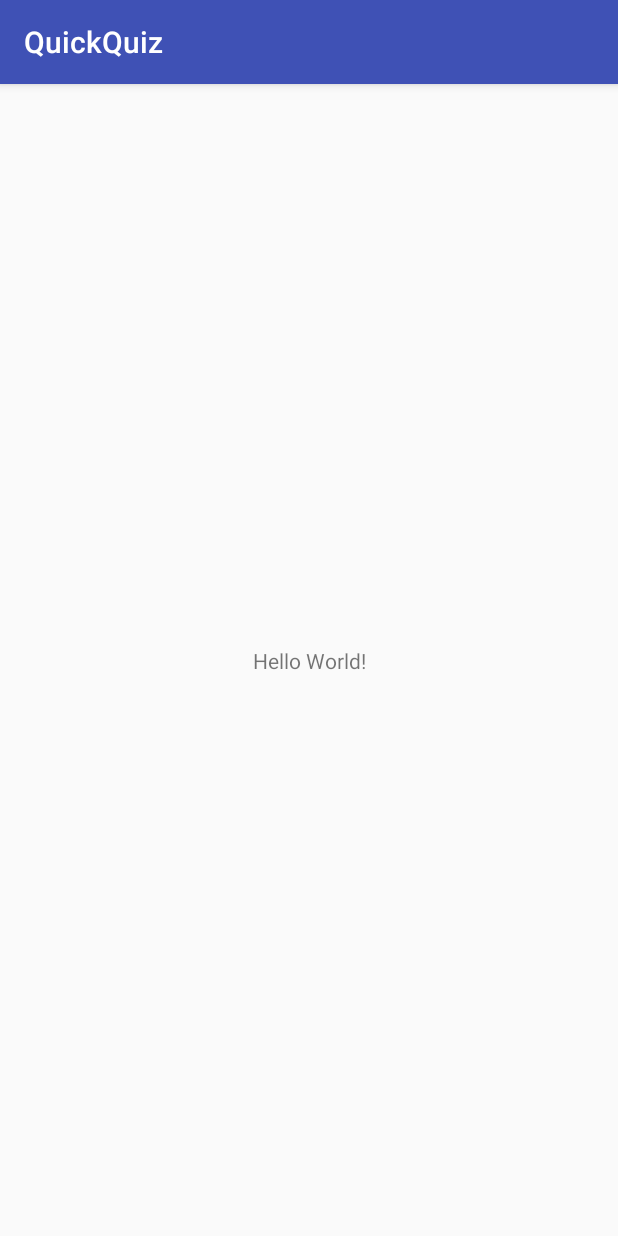
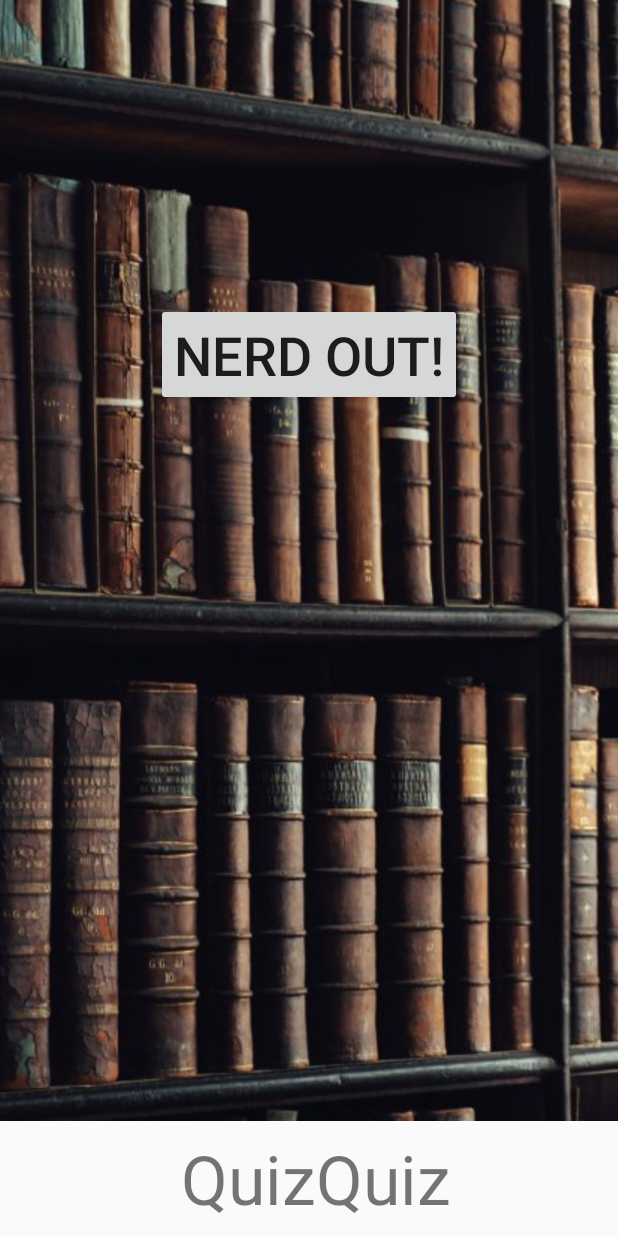
Before and after one commit to evanjohnso/QuickQuiz, an Android app: the screen it shows after launch (MainActivity), on a phone screen of 412 x 824 dp. Run offline under Robolectric (Android 15) with nearby library versions, the phone set to English and light mode, and no system bars; our stand-ins replace ButterKnife.

Commit message:
basic styling for main activity

```diff
--- a/app/src/main/AndroidManifest.xml
+++ b/app/src/main/AndroidManifest.xml
@@ -9,13 +9,16 @@
         android:roundIcon="@mipmap/ic_launcher_round"
         android:supportsRtl="true"
         android:theme="@style/AppTheme">
-        <activity android:name=".MainActivity">
+        <activity
+            android:name=".MainActivity"
+            android:theme="@style/NoActionBarTheme">
             <intent-filter>
                 <action android:name="android.intent.action.MAIN" />
 
                 <category android:name="android.intent.category.LAUNCHER" />
             </intent-filter>
         </activity>
+        <activity android:name=".SelectPathActivity"></activity>
     </application>
 
 </manifest>
--- a/app/src/main/java/com/evanrjohnso/quickquiz/MainActivity.java
+++ b/app/src/main/java/com/evanrjohnso/quickquiz/MainActivity.java
@@ -1,13 +1,33 @@
 package com.evanrjohnso.quickquiz;
 
+import android.content.Intent;
 import android.support.v7.app.AppCompatActivity;
 import android.os.Bundle;
+import android.view.View;
+import android.view.animation.Interpolator;
+import android.widget.Button;
 
-public class MainActivity extends AppCompatActivity {
+import butterknife.Bind;
+import butterknife.ButterKnife;
+
+public class MainActivity extends AppCompatActivity implements View.OnClickListener {
+    @Bind(R.id.start_button)
+    Button mStartLearningButton;
 
     @Override
     protected void onCreate(Bundle savedInstanceState) {
         super.onCreate(savedInstanceState);
         setContentView(R.layout.activity_main);
+
+        ButterKnife.bind(this);
+
+        mStartLearningButton.setOnClickListener(this);
+    }
+
+    @Override
+    public void onClick(View view) {
+        Intent intent = new Intent(MainActivity.this, SelectPathActivity.class);
+        startActivity(intent);
+
     }
 }
--- a/app/src/main/res/layout/activity_main.xml
+++ b/app/src/main/res/layout/activity_main.xml
@@ -6,13 +6,55 @@
     android:layout_height="match_parent"
     tools:context="com.evanrjohnso.quickquiz.MainActivity">
 
+    <ImageView
+        android:id="@+id/imageView"
+        android:layout_width="wrap_content"
+        android:layout_height="0dp"
+        android:layout_marginBottom="8dp"
+        android:layout_marginLeft="0dp"
+        android:layout_marginRight="0dp"
+        android:layout_marginTop="0dp"
+        android:maxHeight="42dp"
+        android:maxWidth="42dp"
+        android:scaleType="centerCrop"
+        app:layout_constraintBottom_toTopOf="@+id/textView"
+        app:layout_constraintLeft_toLeftOf="parent"
+        app:layout_constraintRight_toRightOf="parent"
+        app:layout_constraintTop_toTopOf="parent"
+        app:layout_constraintVertical_bias="0.0"
+        app:srcCompat="@drawable/background"
+        tools:layout_constraintBottom_creator="1"
+        tools:layout_constraintLeft_creator="1"
+        tools:layout_constraintTop_creator="1" />
+
     <TextView
+        android:id="@+id/textView"
         android:layout_width="wrap_content"
         android:layout_height="wrap_content"
-        android:text="Hello World!"
+        android:layout_marginBottom="8dp"
+        android:text="QuizQuiz"
+        android:textSize="45dp"
         app:layout_constraintBottom_toBottomOf="parent"
+        app:layout_constraintHorizontal_bias="0.521"
         app:layout_constraintLeft_toLeftOf="parent"
         app:layout_constraintRight_toRightOf="parent"
-        app:layout_constraintTop_toTopOf="parent" />
+        tools:layout_constraintLeft_creator="1"
+        tools:layout_constraintRight_creator="1" />
+
+    <Button
+        android:id="@+id/start_button"
+        android:layout_width="wrap_content"
+        android:layout_height="wrap_content"
+        android:layout_marginTop="202dp"
+        android:gravity="center"
+        android:text="@string/nerd_out"
+        android:textSize="36dp"
+        app:layout_constraintLeft_toLeftOf="parent"
+        app:layout_constraintRight_toRightOf="parent"
+        app:layout_constraintTop_toTopOf="parent"
+        tools:layout_constraintTop_creator="1"
+        tools:layout_constraintRight_creator="1"
+        tools:layout_constraintBottom_creator="1"
+        tools:layout_constraintLeft_creator="1" />
 
 </android.support.constraint.ConstraintLayout>
--- a/app/src/main/res/values/colors.xml
+++ b/app/src/main/res/values/colors.xml
@@ -1,6 +1,11 @@
 <?xml version="1.0" encoding="utf-8"?>
 <resources>
-    <color name="colorPrimary">#3F51B5</color>
-    <color name="colorPrimaryDark">#303F9F</color>
-    <color name="colorAccent">#FF4081</color>
+    <color name="colorPrimary">#673AB7</color>
+    <color name="colorPrimaryDark">#512DA8</color>
+    <color name="colorPrimaryLight">#D1C4E9</color>
+    <color name="colorAccent">#ff9800</color>
+    <color name="colorPrimaryText">#212121</color>
+    <color name="colorSecondaryText">#757575</color>
+    <color name="colorTextIcons">#ffffff</color>
+    <color name="colorDivider">#BDBDBD</color>
 </resources>
--- a/app/src/main/res/values/strings.xml
+++ b/app/src/main/res/values/strings.xml
@@ -1,3 +1,4 @@
 <resources>
     <string name="app_name">QuickQuiz</string>
+    <string name="nerd_out">Nerd Out!</string>
 </resources>
--- a/app/src/main/res/values/styles.xml
+++ b/app/src/main/res/values/styles.xml
@@ -7,5 +7,5 @@
         <item name="colorPrimaryDark">@color/colorPrimaryDark</item>
         <item name="colorAccent">@color/colorAccent</item>
     </style>
-
+    <style name="NoActionBarTheme" parent="Theme.AppCompat.Light.NoActionBar"></style>
 </resources>
```
Also changed, not shown: app/src/main/java/com/evanrjohnso/quickquiz/SelectPathActivity.java (added, +13 -0 lines), app/src/main/res/layout/activity_select_path.xml (added, +9 -0 lines), app/src/main/res/drawable/background.jpg (added), 1 other file.
